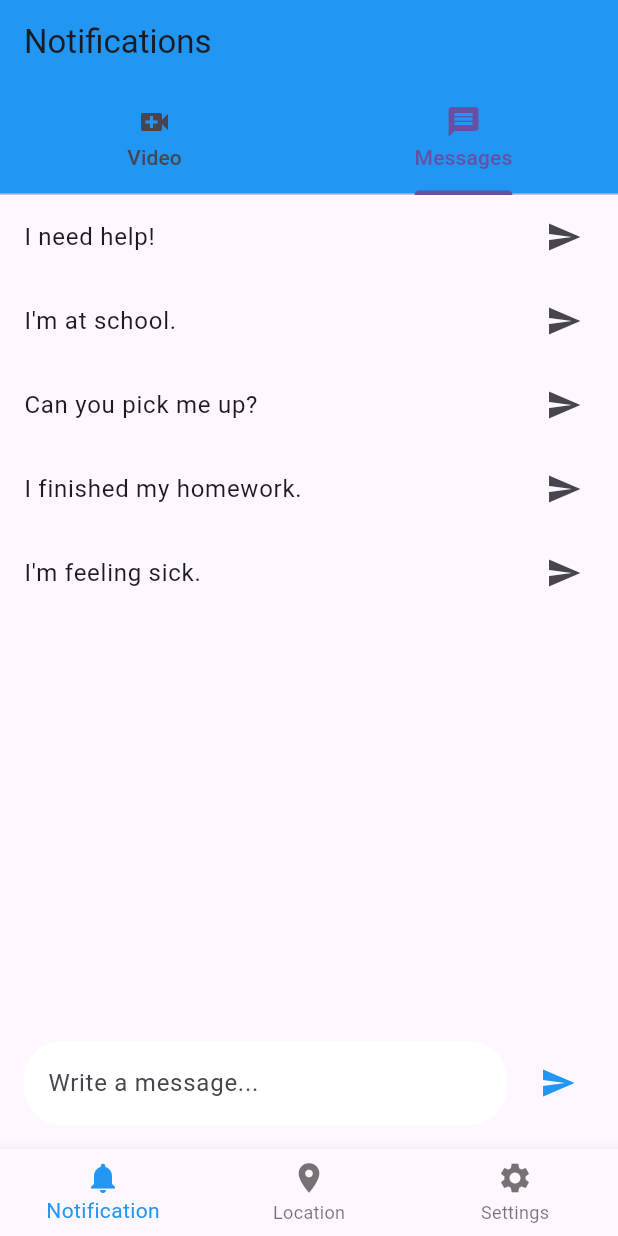
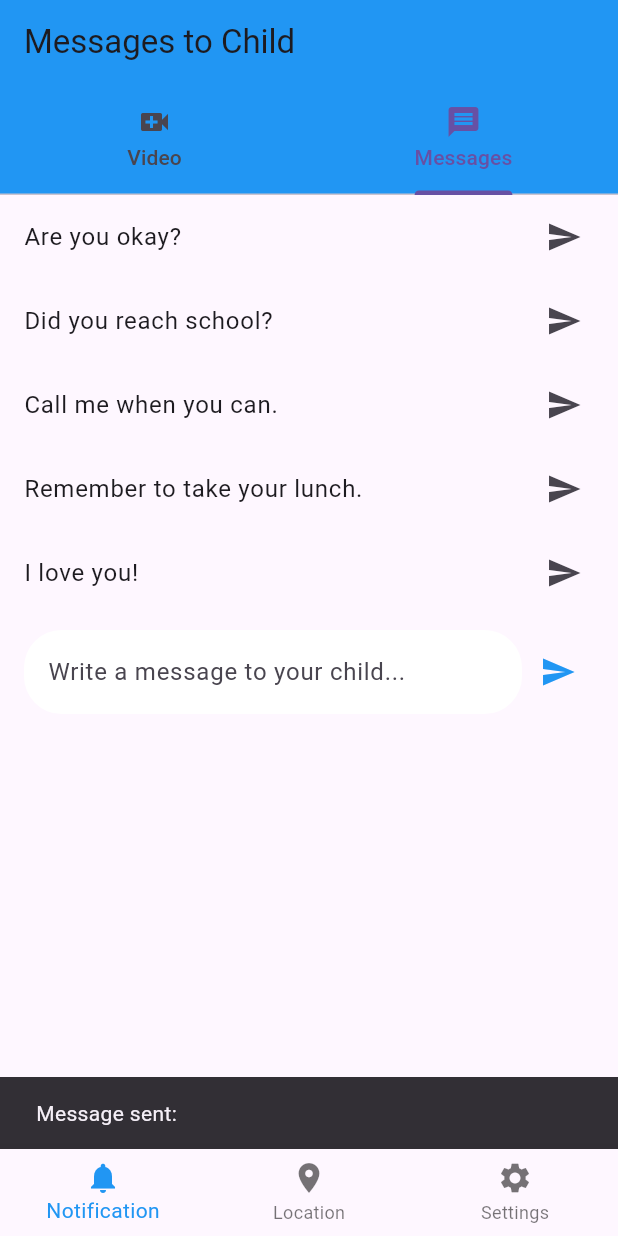
Before and after one commit to aifahazlin/kidspot, a Flutter app: the MyHomePage screen opened directly, tab 2 chosen, after a tap on the "send" icon, on a phone screen of 412 x 824 dp. Run offline on Flutter 3.47's test engine with Material 3 defaults, Android fonts, the phone set to English and light mode, and no system bars; our stand-ins replace camera, firebase_auth, firebase_core, geolocator, google_maps_flutter, google_sign_in and 2 more; missing offline and left inert: qr_code_scanner; accounts and stored records are empty; Roboto replaces fonts that are missing (Poppins).

Commit message:
- retrieve location on children page - display location on map -sos page - message and video message tab for children - message tab for parents

```diff
--- a/lib/children_homepage.dart
+++ b/lib/children_homepage.dart
@@ -11,7 +11,7 @@ class ChildHomePage extends StatefulWidget {
 class _ChildHomePageState extends State<ChildHomePage> {
   int _currentIndex = 0;
   final List<Widget> _pages = [
-    const SOSPage(),
+    SOSPage(isParent: false), // Pass isParent: false here
     LocationPage(isParent: false), // Explicitly pass isParent for child users
     const SettingsPage(isChild: true),
   ];
--- a/lib/main.dart
+++ b/lib/main.dart
@@ -58,7 +58,7 @@ class _MyHomePageState extends State<MyHomePage> {
   void initState() {
     super.initState();
     _pages = [
-      const SOSPage(),
+      SOSPage(isParent: widget.isParent), // Pass the isParent flag here
       LocationPage(isParent: widget.isParent), // Pass the isParent flag
       SettingsPage(isChild: !widget.isParent), // Set isChild based on isParent
     ];
--- a/lib/parent_homepage.dart
+++ b/lib/parent_homepage.dart
@@ -11,7 +11,7 @@ class ParentHomePage extends StatefulWidget {
 class _ParentHomePageState extends State<ParentHomePage> {
   int _currentIndex = 0;
   final List<Widget> _pages = [
-    SOSPage(),
+    SOSPage(isParent: true), // Pass isParent: true here for parent functionality
     LocationPage(isParent: true),
     SettingsPage(isChild: false), // Parent user
   ];
--- a/lib/sos_page.dart
+++ b/lib/sos_page.dart
@@ -1,9 +1,9 @@
 import 'package:flutter/material.dart';
 import 'package:camera/camera.dart';
 
-
 class SOSPage extends StatelessWidget {
-  const SOSPage({Key? key}) : super(key: key);
+  final bool isParent;
+  const SOSPage({Key? key, required this.isParent}) : super(key: key);
 
   @override
   Widget build(BuildContext context) {
@@ -11,7 +11,7 @@ class SOSPage extends StatelessWidget {
       length: 2,
       child: Scaffold(
         appBar: AppBar(
-          title: const Text('Notifications'),
+          title: Text(isParent ? 'Messages to Child' : 'Notifications'),
           bottom: const TabBar(
             tabs: [
               Tab(icon: Icon(Icons.video_call), text: 'Video'),
@@ -19,10 +19,10 @@ class SOSPage extends StatelessWidget {
             ],
           ),
         ),
-        body: const TabBarView(
+        body: TabBarView(
           children: [
-            VideoMessagesPage(),
-            TextMessagesPage(),
+            VideoMessagesPage(isParent: isParent),
+            TextMessagesPage(isParent: isParent),
           ],
         ),
       ),
@@ -31,7 +31,8 @@ class SOSPage extends StatelessWidget {
 }
 
 class VideoMessagesPage extends StatefulWidget {
-  const VideoMessagesPage({Key? key}) : super(key: key);
+  final bool isParent;
+  const VideoMessagesPage({Key? key, required this.isParent}) : super(key: key);
 
   @override
   _VideoMessagesPageState createState() => _VideoMessagesPageState();
@@ -84,11 +85,13 @@ class _VideoMessagesPageState extends State<VideoMessagesPage> {
 
   @override
   Widget build(BuildContext context) {
+    if (widget.isParent) {
+      return Center(child: Text('Leave a Video Message for Your Child'));
+    } else {
       return FutureBuilder<void>(
         future: _initializeControllerFuture,
         builder: (context, snapshot) {
           if (snapshot.connectionState == ConnectionState.done) {
-          // If the Future is complete, display the camera preview
             return Column(
               children: [
                 AspectRatio(
@@ -102,16 +105,17 @@ class _VideoMessagesPageState extends State<VideoMessagesPage> {
               ],
             );
           } else {
-          // Otherwise, display a loading indicator
             return const Center(child: CircularProgressIndicator());
           }
         },
       );
     }
   }
+}
 
 class TextMessagesPage extends StatefulWidget {
-  const TextMessagesPage({Key? key}) : super(key: key);
+  final bool isParent;
+  const TextMessagesPage({Key? key, required this.isParent}) : super(key: key);
 
   @override
   _TextMessagesPageState createState() => _TextMessagesPageState();
@@ -119,39 +123,103 @@ class TextMessagesPage extends StatefulWidget {
 
 class _TextMessagesPageState extends State<TextMessagesPage> {
   final TextEditingController _messageController = TextEditingController();
-  final List<String> predefinedMessages = [
+  final List<String> predefinedMessagesForChild = [
     "I need help!",
     "I'm at school.",
     "Can you pick me up?",
     "I finished my homework.",
     "I'm feeling sick.",
   ];
+  final List<String> predefinedMessagesForParent = [
+    "Are you okay?",
+    "Did you reach school?",
+    "Call me when you can.",
+    "Remember to take your lunch.",
+    "I love you!"
+  ];
+  final List<String> messagesFromChild = []; // Placeholder for received messages
 
   void _sendMessage(String? message) {
-    if (message != null && message.isNotEmpty) {
-      // TODO: Implement the logic to send the message
+    // Logic to send the message
     ScaffoldMessenger.of(context).showSnackBar(
-        SnackBar(
-          content: Text("Message sent: $message"),
-          backgroundColor: Colors.green,
-        ),
+      SnackBar(content: Text("Message sent: $message")),
     );
-      _messageController.clear(); // Clear the text field
-    }
+    _messageController.clear();
   }
 
   @override
   Widget build(BuildContext context) {
+    if (widget.isParent) {
+      // Parent functionality
+      return Column(
+        children: [
+          // Predefined messages section
+          Expanded(
+            child: ListView.builder(
+              itemCount: predefinedMessagesForParent.length,
+              itemBuilder: (context, index) {
+                return ListTile(
+                  title: Text(predefinedMessagesForParent[index]),
+                  trailing: const Icon(Icons.send),
+                  onTap: () => _sendMessage(predefinedMessagesForParent[index]),
+                );
+              },
+            ),
+          ),
+          // Custom message section
+          Padding(
+            padding: const EdgeInsets.all(16.0),
+            child: Row(
+              children: [
+                Expanded(
+                  child: TextField(
+                    controller: _messageController,
+                    decoration: InputDecoration(
+                      filled: true,
+                      fillColor: Colors.white,
+                      hintText: "Write a message to your child...",
+                      border: OutlineInputBorder(
+                        borderRadius: BorderRadius.circular(25.0),
+                        borderSide: BorderSide.none,
+                      ),
+                    ),
+                    minLines: 1,
+                    maxLines: 5,
+                  ),
+                ),
+                IconButton(
+                  icon: const Icon(Icons.send, color: Colors.blue),
+                  onPressed: () => _sendMessage(_messageController.text),
+                ),
+              ],
+            ),
+          ),
+          // Messages received from child
+          Expanded(
+            child: ListView.builder(
+              itemCount: messagesFromChild.length,
+              itemBuilder: (context, index) {
+                return ListTile(
+                  title: Text("From child: ${messagesFromChild[index]}"),
+                  leading: const Icon(Icons.child_care),
+                );
+              },
+            ),
+          ),
+        ],
+      );
+    } else {
+      // Child functionality
       return Column(
         children: [
           Expanded(
             child: ListView.builder(
-            itemCount: predefinedMessages.length,
+              itemCount: predefinedMessagesForChild.length,
               itemBuilder: (context, index) {
                 return ListTile(
-                title: Text(predefinedMessages[index]),
+                  title: Text(predefinedMessagesForChild[index]),
                   trailing: const Icon(Icons.send),
-                onTap: () => _sendMessage(predefinedMessages[index]),
+                  onTap: () => _sendMessage(predefinedMessagesForChild[index]),
                 );
               },
             ),
@@ -163,12 +231,12 @@ class _TextMessagesPageState extends State<TextMessagesPage> {
                 Expanded(
                   child: TextField(
                     controller: _messageController,
-                  decoration: const InputDecoration(
+                    decoration: InputDecoration(
                       filled: true,
                       fillColor: Colors.white,
                       hintText: "Write a message...",
                       border: OutlineInputBorder(
-                      borderRadius: BorderRadius.all(Radius.circular(25.0)),
+                        borderRadius: BorderRadius.circular(25.0),
                         borderSide: BorderSide.none,
                       ),
                     ),
@@ -176,7 +244,6 @@ class _TextMessagesPageState extends State<TextMessagesPage> {
                     maxLines: 5,
                   ),
                 ),
-              const SizedBox(width: 10),
                 IconButton(
                   icon: const Icon(Icons.send, color: Colors.blue),
                   onPressed: () => _sendMessage(_messageController.text),
@@ -188,3 +255,4 @@ class _TextMessagesPageState extends State<TextMessagesPage> {
       );
     }
   }
+}
```
Lines whose indentation alone changed are shown as unchanged.
